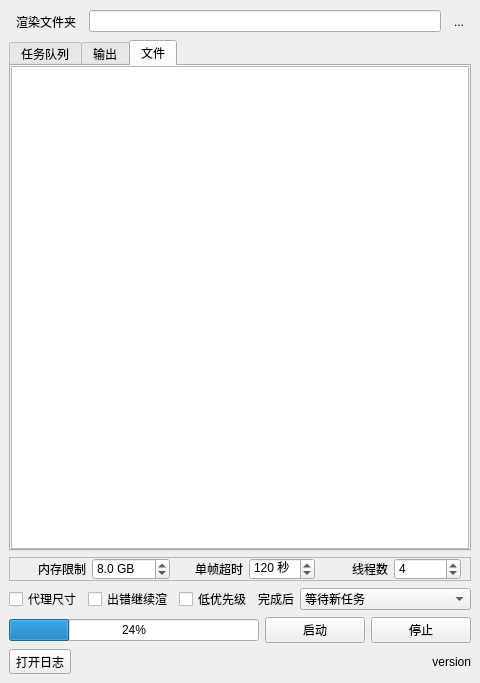
First picture: the form in lib/batchrender/view/mainwindow.ui, repository NateScarlet/NukeBatchRender, before the edit.
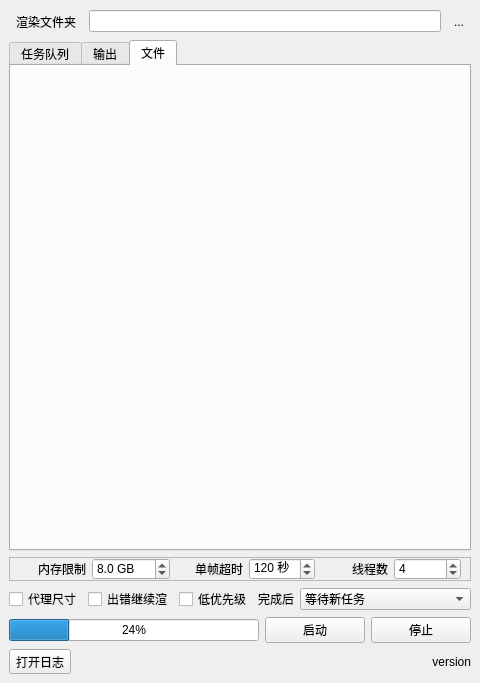
Second picture: the form after the edit. The open tabs and pages were chosen to show the change.

The edit to the form file:
```diff
--- a/lib/batchrender/view/mainwindow.ui
+++ b/lib/batchrender/view/mainwindow.ui
@@ -151,9 +151,6 @@
         <property name="margin">
          <number>0</number>
         </property>
-        <item>
-         <widget class="QListView" name="listView"/>
-        </item>
        </layout>
       </widget>
      </widget>
```
Left out of the diff: 2 changed lines with no effect on the pictures.
